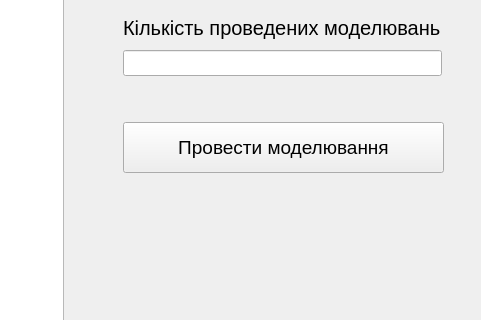
The window that mainwindow.ui (Illia-Andrieiev/Lab_2) describes before a commit, drawn with Qt 5; both pictures show x 317 to 798 and y 107 to 427 of the 798 by 613 pixel window.
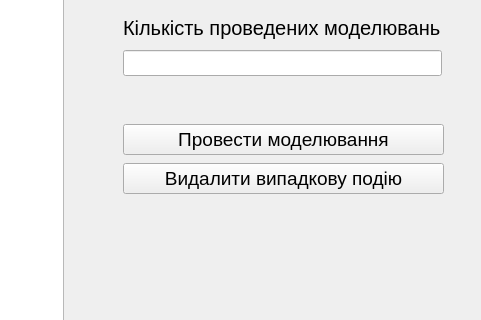
The same window after the commit.

Diff of the .ui file:
```diff
--- a/mainwindow.ui
+++ b/mainwindow.ui
@@ -59,25 +59,7 @@
      </item>
     </layout>
    </widget>
-   <widget class="QPushButton" name="model">
-    <property name="geometry">
-     <rect>
-      <x>440</x>
-      <y>210</y>
-      <width>321</width>
-      <height>51</height>
-     </rect>
-    </property>
-    <property name="font">
-     <font>
-      <pointsize>14</pointsize>
-     </font>
-    </property>
-    <property name="text">
-     <string>Провести моделювання</string>
-    </property>
-   </widget>
-   <widget class="QWidget" name="">
+   <widget class="QWidget" name="layoutWidget">
     <property name="geometry">
      <rect>
       <x>440</x>
@@ -110,7 +92,7 @@
      </item>
     </layout>
    </widget>
-   <widget class="QWidget" name="">
+   <widget class="QWidget" name="layoutWidget">
     <property name="geometry">
      <rect>
       <x>420</x>
@@ -137,6 +119,45 @@
      </item>
     </layout>
    </widget>
+   <widget class="QWidget" name="">
+    <property name="geometry">
+     <rect>
+      <x>440</x>
+      <y>210</y>
+      <width>321</width>
+      <height>76</height>
+     </rect>
+    </property>
+    <layout class="QVBoxLayout" name="verticalLayout_4">
+     <item>
+      <widget class="QPushButton" name="model">
+       <property name="font">
+        <font>
+         <pointsize>14</pointsize>
+        </font>
+       </property>
+       <property name="text">
+        <string>Провести моделювання</string>
+       </property>
+      </widget>
+     </item>
+     <item>
+      <widget class="QPushButton" name="deleteElemEvent">
+       <property name="font">
+        <font>
+         <pointsize>14</pointsize>
+        </font>
+       </property>
+       <property name="locale">
+        <locale language="Ukrainian" country="Ukraine"/>
+       </property>
+       <property name="text">
+        <string>Видалити випадкову подію</string>
+       </property>
+      </widget>
+     </item>
+    </layout>
+   </widget>
   </widget>
   <widget class="QStatusBar" name="statusbar"/>
   <widget class="QMenuBar" name="menuBar">
```
